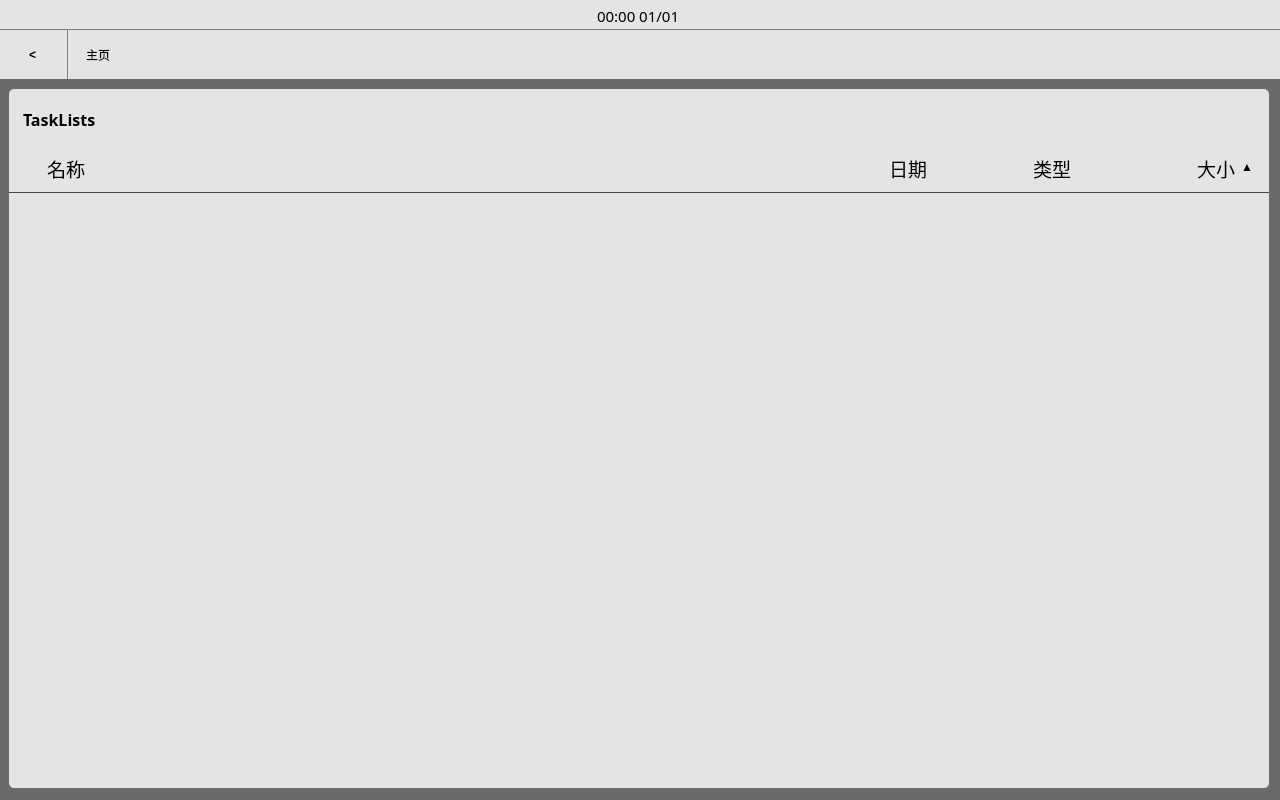
First picture: the form in src/jp_routesscreen/jp_routesscreen.ui, repository Jsvi53/qt_custom_widget, before the edit.
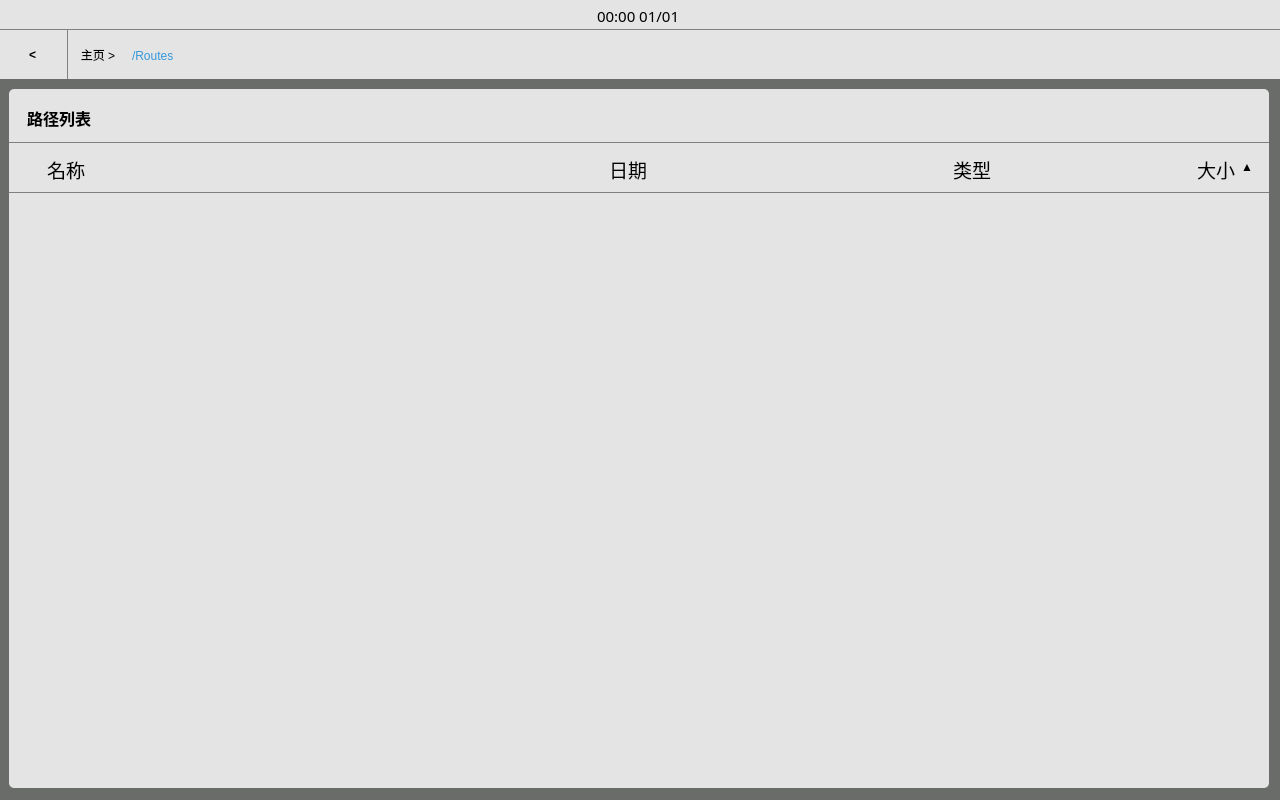
Second picture: the form after the edit. Icons and pictures are not drawn.

Patch:
```diff
--- a/src/jp_routesscreen/jp_routesscreen.ui
+++ b/src/jp_routesscreen/jp_routesscreen.ui
@@ -201,7 +201,7 @@
                                                             </string>
               </property>
               <property name="text">
-               <string>主页</string>
+               <string>主页 &gt;</string>
               </property>
              </widget>
             </item>
@@ -209,11 +209,12 @@
              <widget class="QLabel" name="naviDirectoryBtn">
               <property name="styleSheet">
                <string notr="true">QLabel {
-                                                                font: 14pt &quot;微软雅黑&quot;;
-                                                                }</string>
+font: 14pt &quot;微软雅黑&quot;;
+color: rgb(52, 152, 219);
+}</string>
               </property>
               <property name="text">
-               <string/>
+               <string>/Routes</string>
               </property>
              </widget>
             </item>
@@ -413,13 +414,20 @@
              <height>50</height>
             </size>
            </property>
+           <property name="styleSheet">
+            <string notr="true">QWidget#workspaceAddressBarWidget{
+	border-bottom: 1px solid gray;
+	border-radius: 0px;
+
+}</string>
+           </property>
            <widget class="QWidget" name="horizontalLayoutWidget_4">
             <property name="geometry">
              <rect>
               <x>-1</x>
               <y>0</y>
               <width>1261</width>
-              <height>52</height>
+              <height>46</height>
              </rect>
             </property>
             <layout class="QHBoxLayout" name="workspaceAddressBarHLayout" stretch="0,0,0,0,0">
@@ -464,7 +472,7 @@
 }</string>
                </property>
                <property name="text">
-                <string>TaskLists</string>
+                <string>路径列表</string>
                </property>
               </widget>
              </item>
@@ -546,15 +554,19 @@
             </size>
            </property>
            <property name="styleSheet">
-            <string notr="true"/>
+            <string notr="true">QWidget#workspaceTitlebar{
+	border-bottom: 1px solid gray;
+	border-radius: 0px;
+
+}</string>
            </property>
            <widget class="QWidget" name="horizontalLayoutWidget_5">
             <property name="geometry">
              <rect>
               <x>-1</x>
-              <y>0</y>
+              <y>1</y>
               <width>1261</width>
-              <height>47</height>
+              <height>46</height>
              </rect>
             </property>
             <layout class="QHBoxLayout" name="workspaceTitlebarHLayout">
@@ -647,7 +659,7 @@
                </property>
                <property name="sizeHint" stdset="0">
                 <size>
-                 <width>100</width>
+                 <width>300</width>
                  <height>20</height>
                 </size>
                </property>
@@ -688,7 +700,7 @@
                </property>
                <property name="sizeHint" stdset="0">
                 <size>
-                 <width>120</width>
+                 <width>200</width>
                  <height>20</height>
                 </size>
                </property>
```
